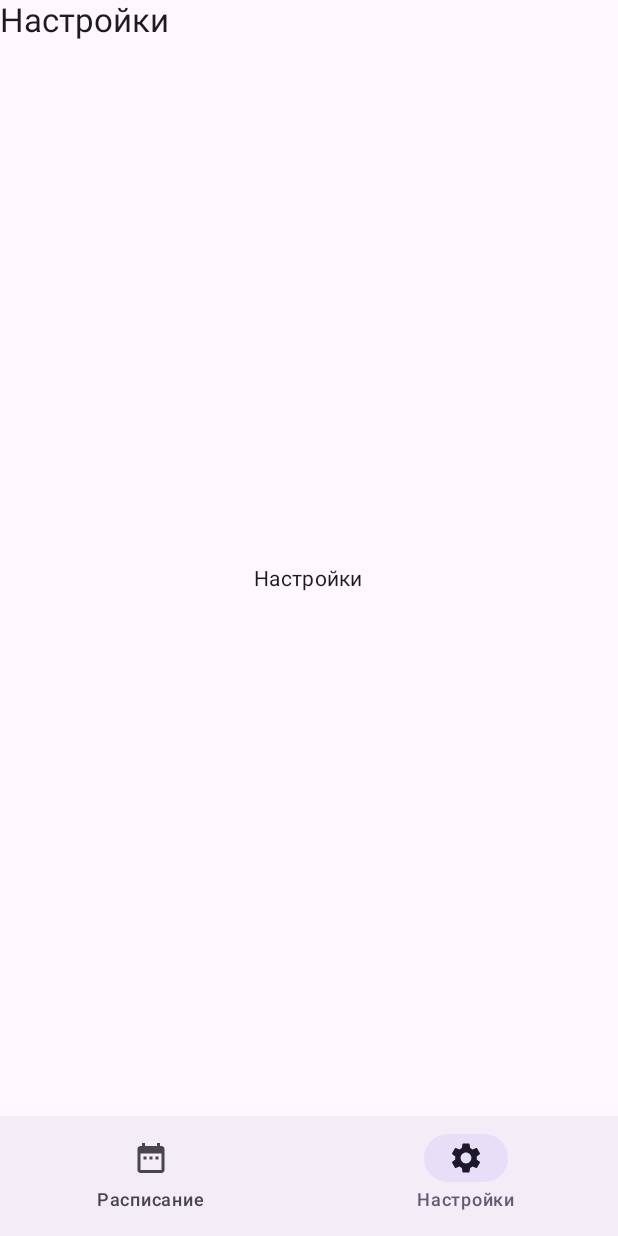
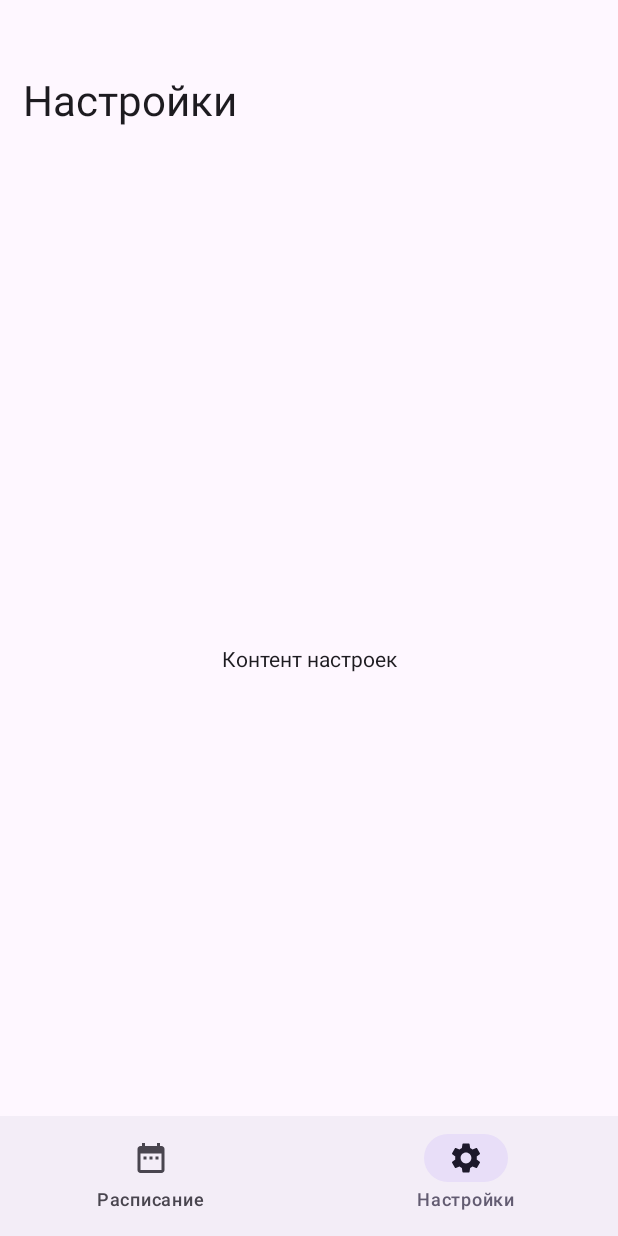
Before and after one commit to airsss993/college-android-app, an Android app built with Jetpack Compose: the screen it shows after launch (MainActivity), item 2 of the bottom bar chosen, on a phone screen of 412 x 824 dp. Run offline under Robolectric (Android 15) with nearby library versions, the phone set to English and light mode, and no system bars.

Commit message:
refactor: schedule and settings screens layout
Replaced Scaffold with Column in ScheduleScreen and SettingsScreen for simpler layout structure. Updated padding and text styles, fixed package declaration in SettingsScreen, and adjusted MainScreen imports and navigation item formatting.

```diff
--- a/app/src/main/java/ru/dzhaparidze/collegeapp/features/schedule/viewmodels/ScheduleViewModel.kt
+++ b/app/src/main/java/ru/dzhaparidze/collegeapp/features/schedule/viewmodels/ScheduleViewModel.kt
@@ -0,0 +1 @@
+package ru.dzhaparidze.collegeapp.features.schedule.viewmodels
--- a/app/src/main/java/ru/dzhaparidze/collegeapp/features/schedule/views/DayScheduleCard.kt
+++ b/app/src/main/java/ru/dzhaparidze/collegeapp/features/schedule/views/DayScheduleCard.kt
@@ -0,0 +1 @@
+package ru.dzhaparidze.collegeapp.features.schedule.views
--- a/app/src/main/java/ru/dzhaparidze/collegeapp/features/schedule/views/EventCard.kt
+++ b/app/src/main/java/ru/dzhaparidze/collegeapp/features/schedule/views/EventCard.kt
@@ -0,0 +1 @@
+package ru.dzhaparidze.collegeapp.features.schedule.views
--- a/app/src/main/java/ru/dzhaparidze/collegeapp/features/schedule/views/ScheduleScreen.kt
+++ b/app/src/main/java/ru/dzhaparidze/collegeapp/features/schedule/views/ScheduleScreen.kt
@@ -1,6 +1,7 @@
 package ru.dzhaparidze.collegeapp.features.schedule.views
 
 import androidx.compose.foundation.layout.Box
+import androidx.compose.foundation.layout.Column
 import androidx.compose.foundation.layout.fillMaxSize
 import androidx.compose.foundation.layout.padding
 import androidx.compose.material3.MaterialTheme
@@ -9,28 +10,22 @@ import androidx.compose.material3.Text
 import androidx.compose.runtime.Composable
 import androidx.compose.ui.Alignment
 import androidx.compose.ui.Modifier
+import androidx.compose.ui.unit.dp
 
 @Composable
 fun ScheduleScreen() {
-    Scaffold(
-        modifier = Modifier.fillMaxSize(),
-        topBar = {
-            Text(
-                text = "Расписание",
-                style = MaterialTheme.typography.titleLarge,
-            )
-        }
-    ) { paddings ->
+    Column {
+        Text(
+            text = "Расписание",
+            style = MaterialTheme.typography.headlineMedium,
+            modifier = Modifier.padding(vertical = 80.dp)
+        )
+
         Box(
-            modifier = Modifier
-                .fillMaxSize()
-                .padding(paddings),
+            modifier = Modifier.fillMaxSize(),
             contentAlignment = Alignment.Center
         ) {
-            Text(
-                text = "Расписание",
-                style = MaterialTheme.typography.bodyMedium
-            )
+            Text("Контент расписания")
         }
     }
 }
--- a/app/src/main/java/ru/dzhaparidze/collegeapp/features/settings/views/SettingsScreen.kt
+++ b/app/src/main/java/ru/dzhaparidze/collegeapp/features/settings/views/SettingsScreen.kt
@@ -1,36 +1,30 @@
-package ru.dzhaparidze.collegeapp.features.schedule.views
+package ru.dzhaparidze.collegeapp.features.settings.views
 
 import androidx.compose.foundation.layout.Box
+import androidx.compose.foundation.layout.Column
 import androidx.compose.foundation.layout.fillMaxSize
 import androidx.compose.foundation.layout.padding
 import androidx.compose.material3.MaterialTheme
-import androidx.compose.material3.Scaffold
 import androidx.compose.material3.Text
 import androidx.compose.runtime.Composable
 import androidx.compose.ui.Alignment
 import androidx.compose.ui.Modifier
+import androidx.compose.ui.unit.dp
 
 @Composable
 fun SettingsScreen() {
-    Scaffold(
-        modifier = Modifier.fillMaxSize(),
-        topBar = {
-            Text(
-                text = "Настройки",
-                style = MaterialTheme.typography.titleLarge,
-            )
-        }
-    ) { paddings ->
+    Column {
+        Text(
+            text = "Настройки",
+            style = MaterialTheme.typography.headlineMedium,
+            modifier = Modifier.padding(vertical = 50.dp)
+        )
+
         Box(
-            modifier = Modifier
-                .fillMaxSize()
-                .padding(paddings),
+            modifier = Modifier.fillMaxSize(),
             contentAlignment = Alignment.Center
         ) {
-            Text(
-                text = "Настройки",
-                style = MaterialTheme.typography.bodyMedium
-            )
+            Text("Контент настроек")
         }
     }
 }
--- a/app/src/main/java/ru/dzhaparidze/collegeapp/features/shared/ui/screens/MainScreen.kt
+++ b/app/src/main/java/ru/dzhaparidze/collegeapp/features/shared/ui/screens/MainScreen.kt
@@ -16,10 +16,12 @@ import androidx.compose.runtime.mutableStateOf
 import androidx.compose.runtime.remember
 import androidx.compose.ui.Alignment
 import androidx.compose.ui.Modifier
+import androidx.compose.ui.unit.dp
 import ru.dzhaparidze.collegeapp.features.schedule.views.ScheduleScreen
-import ru.dzhaparidze.collegeapp.features.schedule.views.SettingsScreen
+import ru.dzhaparidze.collegeapp.features.settings.views.SettingsScreen
 
 enum class Screen { SETTINGS, SCHEDULE }
+
 @Composable
 fun MainScreen() {
     val currentScreen = remember { mutableStateOf(Screen.SCHEDULE) }
@@ -30,7 +32,7 @@ fun MainScreen() {
             NavigationBar {
                 // РАСПИСАНИЕ
                 NavigationBarItem(
-                    onClick = { currentScreen.value = Screen.SCHEDULE},
+                    onClick = { currentScreen.value = Screen.SCHEDULE },
                     icon = {
                         Icon(
                             Icons.Default.DateRange,
@@ -43,7 +45,7 @@ fun MainScreen() {
 
                 // НАСТРОЙКИ
                 NavigationBarItem(
-                    onClick = { currentScreen.value = Screen.SETTINGS},
+                    onClick = { currentScreen.value = Screen.SETTINGS },
                     icon = {
                         Icon(
                             Icons.Default.Settings,
@@ -59,7 +61,8 @@ fun MainScreen() {
         Box(
             modifier = Modifier
                 .fillMaxSize()
-                .padding(paddings),
+                .padding(paddings)
+                .padding(horizontal = 15.dp),
             contentAlignment = Alignment.Center
 
         ) {
```
